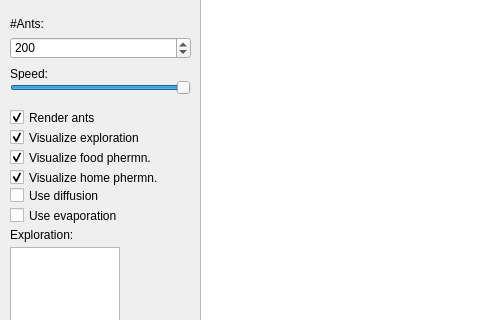
Above: mainwindow.ui from GiorgosMethe/AntsMovement before the change; both pictures show x 0 to 480 and y 112 to 432 of the 943 by 566 pixel window. Below: the same form after it.
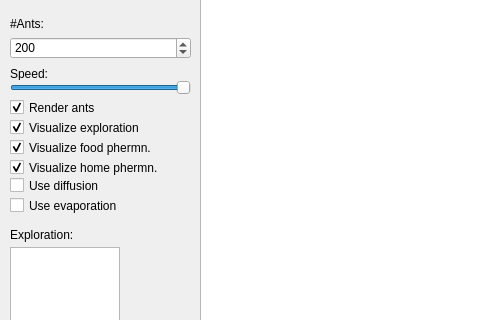
That is the form after the change.

Diff of the .ui file:
```diff
--- a/mainwindow.ui
+++ b/mainwindow.ui
@@ -88,7 +88,7 @@
     <property name="geometry">
      <rect>
       <x>10</x>
-      <y>200</y>
+      <y>190</y>
       <width>181</width>
       <height>21</height>
      </rect>
@@ -104,7 +104,7 @@
     <property name="geometry">
      <rect>
       <x>10</x>
-      <y>220</y>
+      <y>210</y>
       <width>181</width>
       <height>21</height>
      </rect>
@@ -253,7 +253,7 @@
     <property name="geometry">
      <rect>
       <x>10</x>
-      <y>240</y>
+      <y>230</y>
       <width>181</width>
       <height>21</height>
      </rect>
@@ -269,7 +269,7 @@
     <property name="geometry">
      <rect>
       <x>10</x>
-      <y>260</y>
+      <y>250</y>
       <width>181</width>
       <height>21</height>
      </rect>
@@ -285,7 +285,7 @@
     <property name="geometry">
      <rect>
       <x>10</x>
-      <y>300</y>
+      <y>290</y>
       <width>191</width>
       <height>17</height>
      </rect>
@@ -298,7 +298,7 @@
     <property name="geometry">
      <rect>
       <x>10</x>
-      <y>280</y>
+      <y>270</y>
       <width>181</width>
       <height>17</height>
      </rect>
```
Left out of the diff: 2 changed lines with no effect on the pictures.
